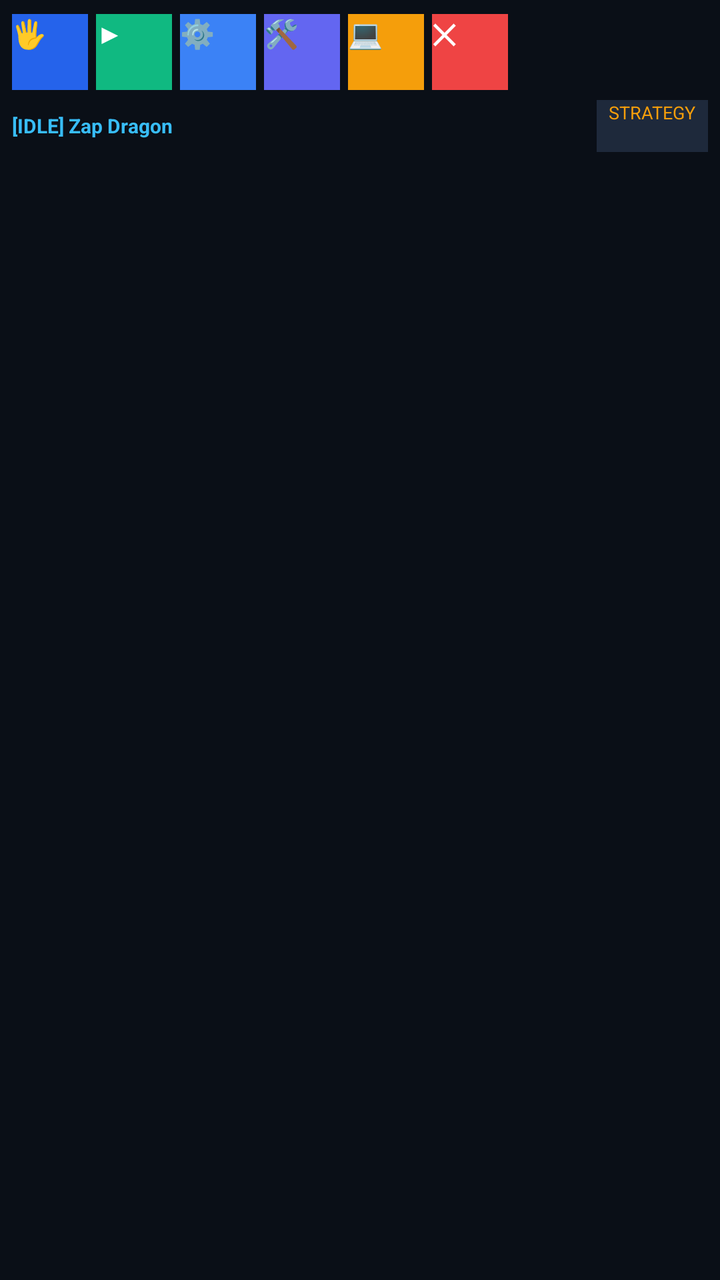
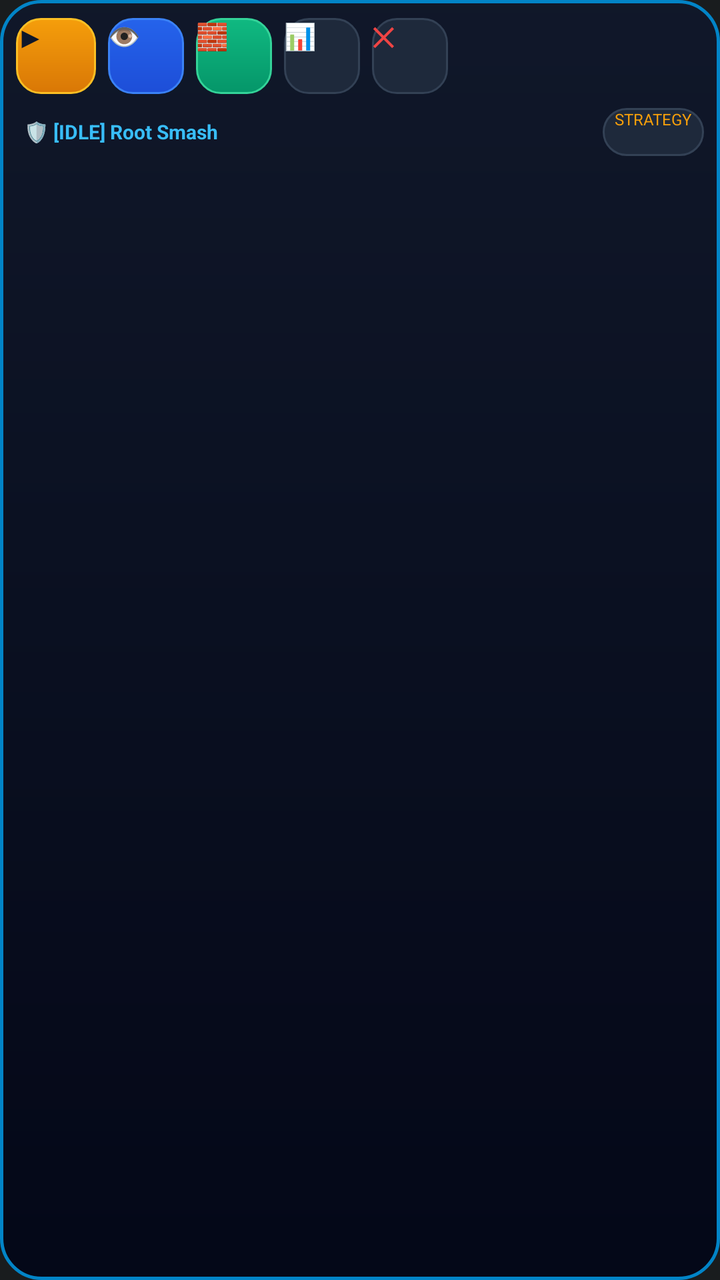

Before-and-after screenshots of an Android layout around one commit, followed by the original layout XML and the change that was made.
<!-- AndroidManifest.xml: application theme android:Theme.DeviceDefault.NoActionBar -->
<!-- res/layout/floating_hud.xml -->
<?xml version="1.0" encoding="utf-8"?>
<LinearLayout xmlns:android="http://schemas.android.com/apk/res/android"
    android:layout_width="wrap_content"
    android:layout_height="wrap_content"
    android:orientation="vertical"
    android:background="#DD090D16"
    android:padding="6dp">

    
    <LinearLayout
        android:layout_width="wrap_content"
        android:layout_height="40dp"
        android:orientation="horizontal"
        android:gravity="center_vertical">

        
        <Button
            android:id="@+id/btn_hud_vision"
            android:layout_width="38dp"
            android:layout_height="38dp"
            android:background="#2563EB"
            android:text="🖐️"
            android:textColor="#FFFFFF"
            android:textSize="14sp"
            android:padding="0dp" />

        
        <Button
            android:id="@+id/btn_toggle_play"
            android:layout_width="38dp"
            android:layout_height="38dp"
            android:layout_marginStart="4dp"
            android:background="#10B981"
            android:text="▶"
            android:textColor="#FFFFFF"
            android:textSize="14sp"
            android:padding="0dp" />

        
        <Button
            android:id="@+id/btn_hud_settings"
            android:layout_width="38dp"
            android:layout_height="38dp"
            android:layout_marginStart="4dp"
            android:background="#3B82F6"
            android:text="⚙️"
            android:textColor="#FFFFFF"
            android:textSize="14sp"
            android:padding="0dp" />

        
        <Button
            android:id="@+id/btn_hud_tools"
            android:layout_width="38dp"
            android:layout_height="38dp"
            android:layout_marginStart="4dp"
            android:background="#6366F1"
            android:text="🛠️"
            android:textColor="#FFFFFF"
            android:textSize="14sp"
            android:padding="0dp" />

        
        <Button
            android:id="@+id/btn_hud_console"
            android:layout_width="38dp"
            android:layout_height="38dp"
            android:layout_marginStart="4dp"
            android:background="#F59E0B"
            android:text="💻"
            android:textColor="#090D16"
            android:textSize="14sp"
            android:padding="0dp" />

        
        <Button
            android:id="@+id/btn_hud_close"
            android:layout_width="38dp"
            android:layout_height="38dp"
            android:layout_marginStart="4dp"
            android:background="#EF4444"
            android:text="✕"
            android:textColor="#FFFFFF"
            android:textSize="14sp"
            android:textStyle="bold"
            android:padding="0dp" />
    </LinearLayout>

    
    <LinearLayout
        android:layout_width="match_parent"
        android:layout_height="wrap_content"
        android:orientation="horizontal"
        android:layout_marginTop="4dp"
        android:gravity="center_vertical">

        <TextView
            android:id="@+id/tv_hud_status"
            android:layout_width="0dp"
            android:layout_height="wrap_content"
            android:layout_weight="1"
            android:text="[IDLE] Zap Dragon"
            android:textColor="#38BDF8"
            android:textSize="10sp"
            android:textStyle="bold" />

        <Button
            android:id="@+id/btn_strategy"
            android:layout_width="wrap_content"
            android:layout_height="26dp"
            android:background="#1E293B"
            android:text="STRATEGY"
            android:textColor="#F59E0B"
            android:textSize="9sp"
            android:paddingHorizontal="6dp"
            android:paddingVertical="0dp" />
    </LinearLayout>

</LinearLayout>
<!-- resources referenced by this layout -->
<resources>

</resources>

<!-- the commit's change to res/layout/floating_hud.xml (unified diff, before → after) -->
@@ -3,8 +3,8 @@
     android:layout_width="wrap_content"
     android:layout_height="wrap_content"
     android:orientation="vertical"
-    android:background="#DD090D16"
-    android:padding="6dp">
+    android:background="@drawable/bg_hud_capsule"
+    android:padding="8dp">
 
     
     <LinearLayout
@@ -15,37 +15,26 @@
 
         
         <Button
-            android:id="@+id/btn_hud_vision"
-            android:layout_width="38dp"
+            android:id="@+id/btn_toggle_play"
+            android:layout_width="40dp"
             android:layout_height="38dp"
-            android:background="#2563EB"
-            android:text="🖐️"
-            android:textColor="#FFFFFF"
+            android:background="@drawable/bg_btn_gold"
+            android:text="▶"
+            android:textColor="#0F172A"
             android:textSize="14sp"
+            android:textStyle="bold"
             android:padding="0dp" />
 
         
         <Button
-            android:id="@+id/btn_toggle_play"
+            android:id="@+id/btn_hud_vision"
             android:layout_width="38dp"
             android:layout_height="38dp"
-            android:layout_marginStart="4dp"
-            android:background="#10B981"
-            android:text="▶"
+            android:layout_marginStart="6dp"
+            android:background="@drawable/bg_btn_primary"
+            android:text="👁️"
             android:textColor="#FFFFFF"
-            android:textSize="14sp"
-            android:padding="0dp" />
-
-        
-        <Button
-            android:id="@+id/btn_hud_settings"
-            android:layout_width="38dp"
-            android:layout_height="38dp"
-            android:layout_marginStart="4dp"
-            android:background="#3B82F6"
-            android:text="⚙️"
-            android:textColor="#FFFFFF"
-            android:textSize="14sp"
+            android:textSize="13sp"
             android:padding="0dp" />
 
         
@@ -53,11 +42,11 @@
             android:id="@+id/btn_hud_tools"
             android:layout_width="38dp"
             android:layout_height="38dp"
-            android:layout_marginStart="4dp"
-            android:background="#6366F1"
-            android:text="🛠️"
+            android:layout_marginStart="6dp"
+            android:background="@drawable/bg_btn_emerald"
+            android:text="🧱"
             android:textColor="#FFFFFF"
-            android:textSize="14sp"
+            android:textSize="13sp"
             android:padding="0dp" />
 
         
@@ -65,11 +54,11 @@
             android:id="@+id/btn_hud_console"
             android:layout_width="38dp"
             android:layout_height="38dp"
-            android:layout_marginStart="4dp"
-            android:background="#F59E0B"
-            android:text="💻"
-            android:textColor="#090D16"
-            android:textSize="14sp"
+            android:layout_marginStart="6dp"
+            android:background="@drawable/bg_btn_dark"
+            android:text="📊"
+            android:textColor="#FFFFFF"
+            android:textSize="13sp"
             android:padding="0dp" />
 
         
@@ -77,11 +66,11 @@
             android:id="@+id/btn_hud_close"
             android:layout_width="38dp"
             android:layout_height="38dp"
-            android:layout_marginStart="4dp"
-            android:background="#EF4444"
+            android:layout_marginStart="6dp"
+            android:background="@drawable/bg_btn_dark"
             android:text="✕"
-            android:textColor="#FFFFFF"
-            android:textSize="14sp"
+            android:textColor="#EF4444"
+            android:textSize="13sp"
             android:textStyle="bold"
             android:padding="0dp" />
     </LinearLayout>
@@ -91,7 +80,7 @@
         android:layout_width="match_parent"
         android:layout_height="wrap_content"
         android:orientation="horizontal"
-        android:layout_marginTop="4dp"
+        android:layout_marginTop="6dp"
         android:gravity="center_vertical">
 
         <TextView
@@ -99,19 +88,20 @@
             android:layout_width="0dp"
             android:layout_height="wrap_content"
             android:layout_weight="1"
-            android:text="[IDLE] Zap Dragon"
+            android:text="🛡️ [IDLE] Root Smash"
             android:textColor="#38BDF8"
             android:textSize="10sp"
-            android:textStyle="bold" />
+            android:textStyle="bold"
+            android:paddingStart="4dp" />
 
         <Button
             android:id="@+id/btn_strategy"
             android:layout_width="wrap_content"
-            android:layout_height="26dp"
-            android:background="#1E293B"
+            android:layout_height="24dp"
+            android:background="@drawable/bg_btn_dark"
             android:text="STRATEGY"
             android:textColor="#F59E0B"
-            android:textSize="9sp"
+            android:textSize="8sp"
             android:paddingHorizontal="6dp"
             android:paddingVertical="0dp" />
     </LinearLayout>
<!-- resource entries referenced after the edit -->
@@ -1,5 +1,82 @@
 <!-- resources referenced by this layout -->
 <resources>
-
+  <!-- drawable bg_btn_dark (drawable) -->
+  <?xml version="1.0" encoding="utf-8"?>
+  <ripple xmlns:android="http://schemas.android.com/apk/res/android"
+      android:color="#334155">
+      <item>
+          <shape android:shape="rectangle">
+              <solid android:color="#1E293B" />
+              <corners android:radius="12dp" />
+              <stroke
+                  android:width="1dp"
+                  android:color="#334155" />
+          </shape>
+      </item>
+  </ripple>
+  <!-- drawable bg_btn_emerald (drawable) -->
+  <?xml version="1.0" encoding="utf-8"?>
+  <ripple xmlns:android="http://schemas.android.com/apk/res/android"
+      android:color="#6EE7B7">
+      <item>
+          <shape android:shape="rectangle">
+              <gradient
+                  android:startColor="#10B981"
+                  android:endColor="#059669"
+                  android:angle="270" />
+              <corners android:radius="12dp" />
+              <stroke
+                  android:width="1dp"
+                  android:color="#34D399" />
+          </shape>
+      </item>
+  </ripple>
+  <!-- drawable bg_btn_gold (drawable) -->
+  <?xml version="1.0" encoding="utf-8"?>
+  <ripple xmlns:android="http://schemas.android.com/apk/res/android"
+      android:color="#FDE68A">
+      <item>
+          <shape android:shape="rectangle">
+              <gradient
+                  android:startColor="#F59E0B"
+                  android:endColor="#D97706"
+                  android:angle="270" />
+              <corners android:radius="12dp" />
+              <stroke
+                  android:width="1dp"
+                  android:color="#FBBF24" />
+          </shape>
+      </item>
+  </ripple>
+  <!-- drawable bg_btn_primary (drawable) -->
+  <?xml version="1.0" encoding="utf-8"?>
+  <ripple xmlns:android="http://schemas.android.com/apk/res/android"
+      android:color="#60A5FA">
+      <item>
+          <shape android:shape="rectangle">
+              <gradient
+                  android:startColor="#2563EB"
+                  android:endColor="#1D4ED8"
+                  android:angle="270" />
+              <corners android:radius="12dp" />
+              <stroke
+                  android:width="1dp"
+                  android:color="#3B82F6" />
+          </shape>
+      </item>
+  </ripple>
+  <!-- drawable bg_hud_capsule (drawable) -->
+  <?xml version="1.0" encoding="utf-8"?>
+  <shape xmlns:android="http://schemas.android.com/apk/res/android"
+      android:shape="rectangle">
+      <gradient
+          android:startColor="#F00F172A"
+          android:endColor="#F0020617"
+          android:angle="270" />
+      <corners android:radius="20dp" />
+      <stroke
+          android:width="1.5dp"
+          android:color="#0284C7" />
+  </shape>
 </resources>
 
